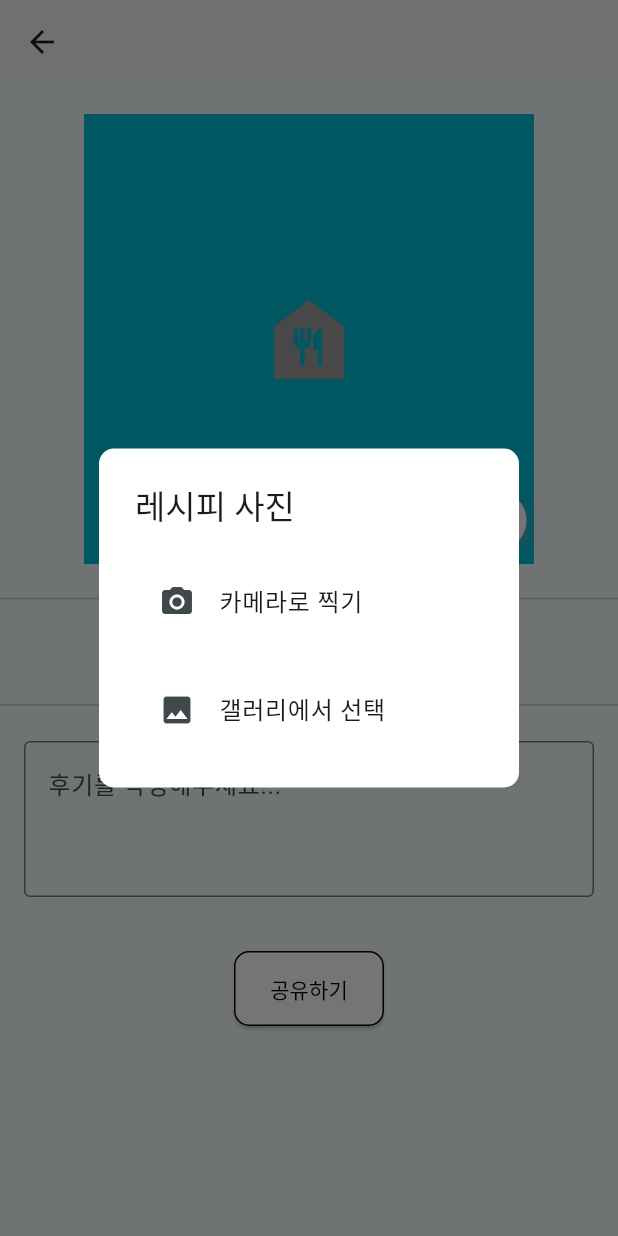
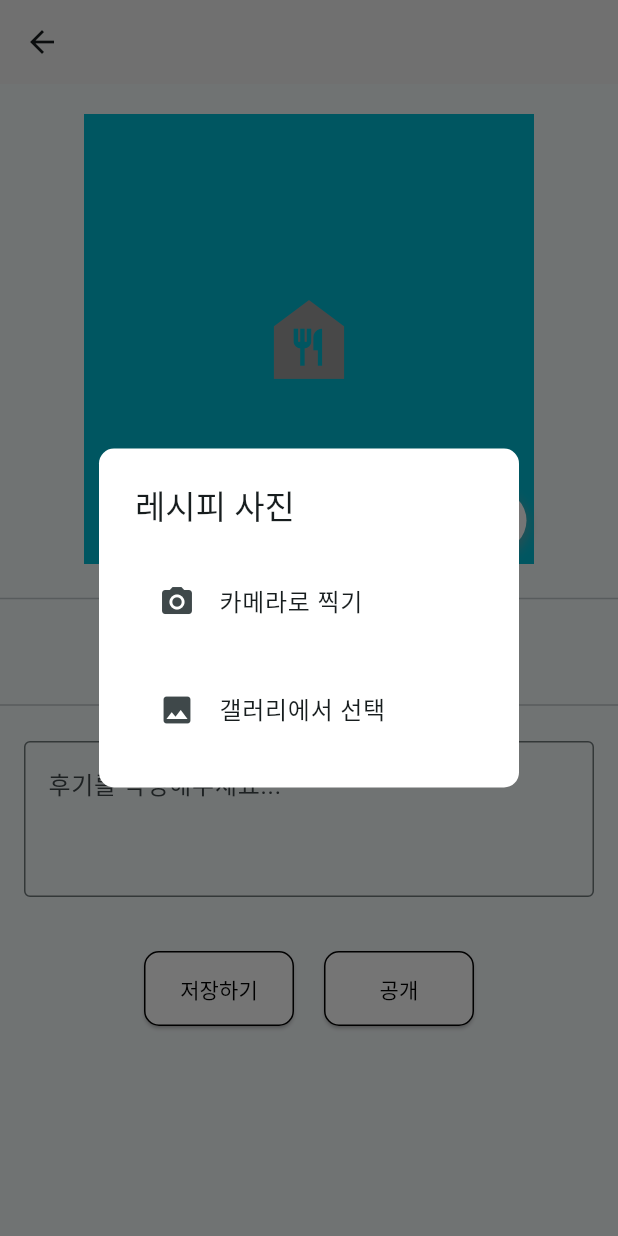
Before and after one commit to sku-sw-academy/jibbap-maker-flutter, a Flutter app: the ModifyPage screen opened directly with empty values, after a tap on the "food bank" icon, on a phone screen of 412 x 824 dp. Run offline on Flutter 3.47's test engine with Material 3 defaults, Android fonts, the phone set to English and light mode, and no system bars; our stand-ins replace badges, email_validator, firebase_core, firebase_messaging, fl_chart, flutter_local_notifications and 5 more; missing offline and left inert: encrypt, two_dimensional_scrollables; accounts and stored records are empty; network calls fail.

Commit message:
modify add button

```diff
--- a/lib/mobile/mypage/recipe/modify.dart
+++ b/lib/mobile/mypage/recipe/modify.dart
@@ -153,8 +153,31 @@ class _ModifyPageState extends State<ModifyPage> {
             ),
           ),
           SizedBox(height: 20),
-          Center(
-            child: ElevatedButton(
+
+          Row(
+              mainAxisAlignment: MainAxisAlignment.center,
+              children: [
+                ElevatedButton(
+                  onPressed: () {
+
+                  },
+                  style: ElevatedButton.styleFrom(
+                    backgroundColor: Colors.white,
+                    surfaceTintColor: Colors.white,
+                    foregroundColor: Colors.black,
+                    shape: RoundedRectangleBorder(
+                      borderRadius: BorderRadius.circular(10), // 네모 모양을 만들기 위해 모서리 반경을 0으로 설정
+                    ),
+                    side: BorderSide(color: Colors.black, width: 1),
+                    fixedSize: Size(100, 50),
+                    // 다른 스타일 속성들...
+                  ),
+                  child: Text("저장하기"),
+                ),
+
+                SizedBox(width: 20),
+
+                ElevatedButton(
                   onPressed: () async {
                     if ((_croppedFile != null || (widget.recipeDTO.image != null && widget.recipeDTO.image!.isNotEmpty)) && _review.isNotEmpty) {
                       try {
@@ -216,9 +239,11 @@ class _ModifyPageState extends State<ModifyPage> {
                     side: BorderSide(color: Colors.black, width: 1),
                     fixedSize: Size(100, 50),
                   ),
-              child: Text("공유하기"),
+                  child: Text("공개"),
                 ),
+              ]
           ),
+
           SizedBox(height: 20),
         ],
       ),
```
Also changed, not shown: lib/mobile/search/searchResult.dart (+26 -0 lines). Lines whose indentation alone changed are shown as unchanged.
